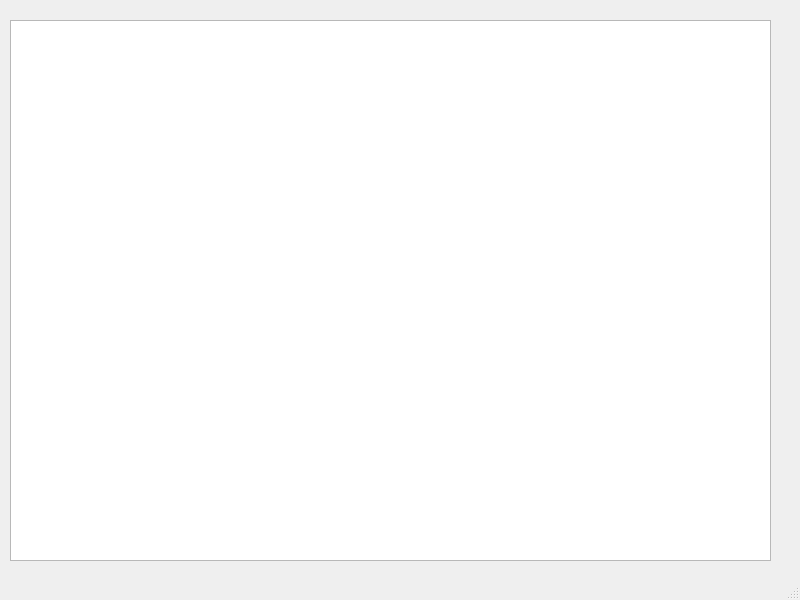
The window that tablewindow.ui (dzhi/school-regression-analysis) describes before a commit, drawn with Qt 5.
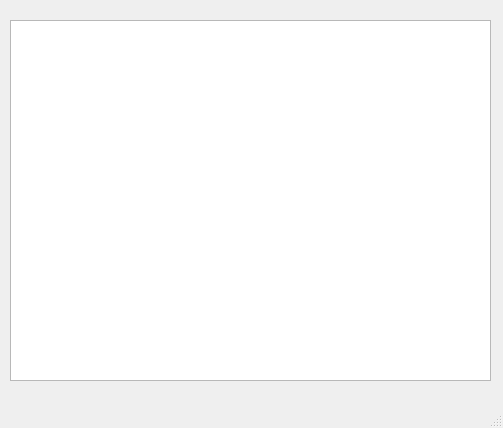
The same window after the commit.

Commit message: Minor changes to table window

The edit to the form file:
```diff
--- a/tablewindow.ui
+++ b/tablewindow.ui
@@ -6,8 +6,8 @@
    <rect>
     <x>0</x>
     <y>0</y>
-    <width>800</width>
-    <height>600</height>
+    <width>503</width>
+    <height>428</height>
    </rect>
   </property>
   <property name="windowTitle">
@@ -19,8 +19,8 @@
      <rect>
       <x>10</x>
       <y>20</y>
-      <width>761</width>
-      <height>541</height>
+      <width>481</width>
+      <height>361</height>
      </rect>
     </property>
    </widget>
```
Left out of the diff: 2 changed lines with no effect on the pictures. The commit also changes 3 other files.
